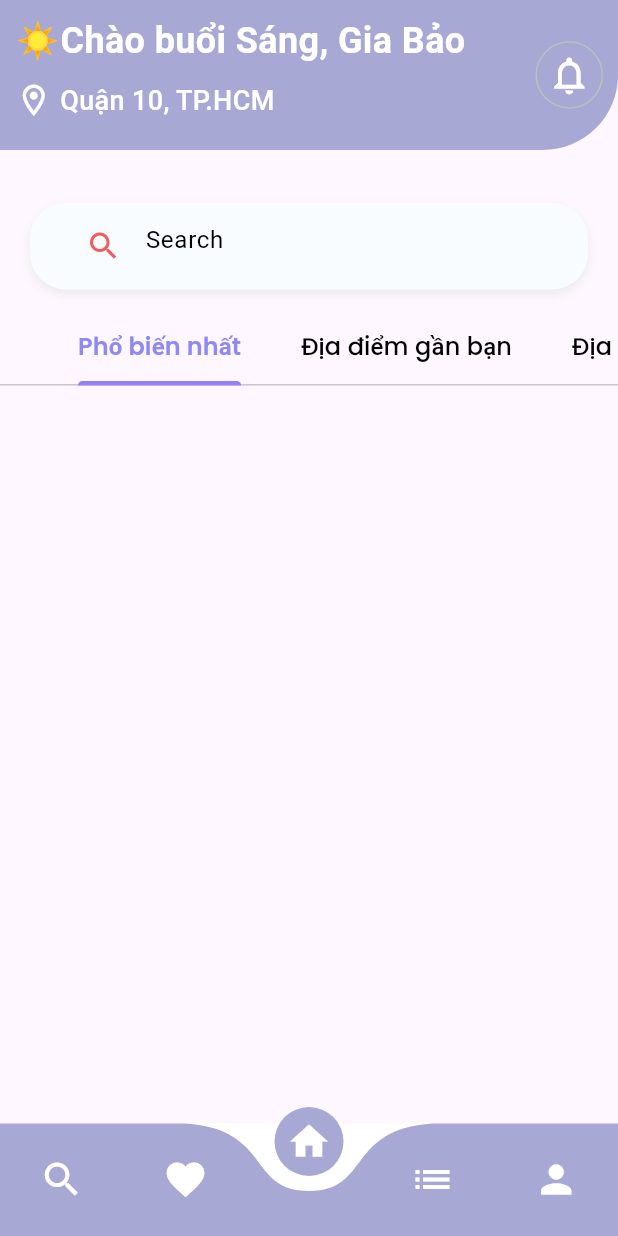
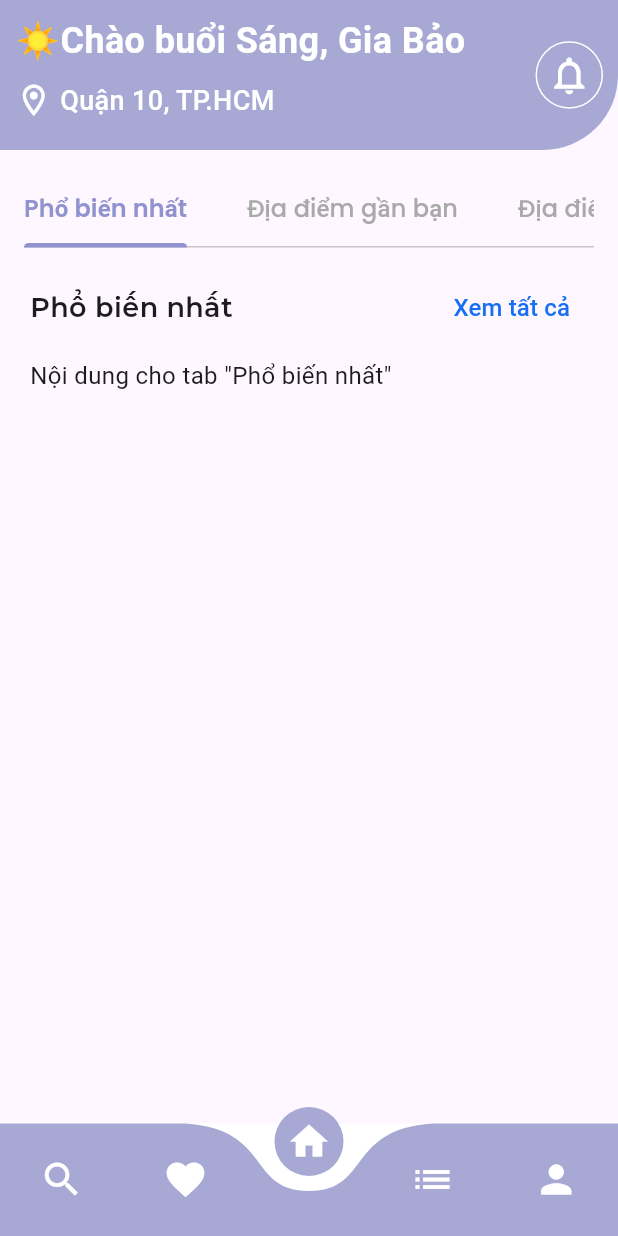
Before and after one commit to giabao1340/Travel_Mate, a Flutter app: the HomeScreen screen opened by its route, on a phone screen of 412 x 824 dp. Run offline on Flutter 3.47's test engine with Material 3 defaults, Android fonts, the light colour scheme and no system bars; drawn by our look-alikes of curved_navigation_bar; our stand-ins replace google_fonts.

Commit message:
Update TabBar

```diff
--- a/flutter_native_splash.yaml
+++ b/flutter_native_splash.yaml
@@ -1,9 +1,9 @@
 flutter_native_splash:
-  color: "#B0A9D4"
+  color: "#ffffff"
   image: assets/logo.png
   branding: assets/branding.png
 
   android_12:
+    color: "#ffffff"
     image: assets/logo.png
-    color: "#B0A9D4"
     branding: assets/branding.png
--- a/lib/auth/login_screen.dart
+++ b/lib/auth/login_screen.dart
@@ -79,7 +79,7 @@ class LoginScreen extends StatelessWidget {
               style: TextStyle(color: Color.fromARGB(255, 0, 0, 0)),
               textAlign: TextAlign.center,
             ),
-            // const SizedBox(height: 5),
+            const SizedBox(height: 10),
             ElevatedButton(
               style: ElevatedButton.styleFrom(
                 backgroundColor: const Color.fromARGB(255, 255, 255, 255),
--- a/lib/home_content_screen.dart
+++ b/lib/home_content_screen.dart
@@ -1,6 +1,5 @@
 import 'package:flutter/material.dart';
 import 'package:google_fonts/google_fonts.dart';
-import 'package:dynamic_tabbar/dynamic_tabbar.dart';
 
 class HomeContentScreen extends StatefulWidget {
   const HomeContentScreen({super.key});
@@ -20,21 +19,11 @@ class _HomeContentScreenState extends State<HomeContentScreen>
     'Địa điểm yêu thích',
   ];
   var userName = 'Gia Bảo';
-  List<TabData> tabs = [];
-
+  var userLocation = 'Quận 10, TP.HCM';
   @override
   void initState() {
     super.initState();
     _tabController = TabController(length: category.length, vsync: this);
-    for (int i = 0; i < category.length; i++) {
-      tabs.add(
-        TabData(
-          index: i,
-          title: Tab(child: Text(category[i])),
-          content: Center(child: Text('Content for ${category[i]}')),
-        ),
-      );
-    }
   }
 
   @override
@@ -49,6 +38,7 @@ class _HomeContentScreenState extends State<HomeContentScreen>
       child: Scaffold(
         body: Column(
           children: [
+            // Header cố định
             Container(
               alignment: Alignment.topCenter,
               decoration: BoxDecoration(
@@ -60,7 +50,6 @@ class _HomeContentScreenState extends State<HomeContentScreen>
               padding: EdgeInsets.all(10),
               width: double.infinity,
               height: 100,
-
               child: Row(
                 mainAxisAlignment: MainAxisAlignment.spaceBetween,
                 crossAxisAlignment: CrossAxisAlignment.center,
@@ -86,7 +75,7 @@ class _HomeContentScreenState extends State<HomeContentScreen>
                           ),
                           SizedBox(width: 5),
                           Text(
-                            "Quận 10, TP.HCM",
+                            userLocation,
                             style: TextStyle(
                               fontSize: 18,
                               fontWeight: FontWeight.w500,
@@ -103,7 +92,7 @@ class _HomeContentScreenState extends State<HomeContentScreen>
                     decoration: BoxDecoration(
                       borderRadius: BorderRadius.circular(50),
                       border: Border.all(
-                        color: const Color.fromARGB(255, 190, 190, 190),
+                        color: const Color.fromARGB(255, 255, 255, 255),
                         width: 1,
                       ),
                     ),
@@ -116,57 +105,20 @@ class _HomeContentScreenState extends State<HomeContentScreen>
                 ],
               ),
             ),
-            SizedBox(height: 20),
+
+            // TabBar
             Padding(
-              padding: const EdgeInsets.symmetric(
-                vertical: 15.0,
-                horizontal: 20,
-              ),
-              child: Container(
-                padding: EdgeInsets.symmetric(vertical: 5, horizontal: 25),
-                decoration: BoxDecoration(
-                  color: const Color.fromARGB(255, 249, 252, 255),
-                  // border: Border.all(
-                  //   color: const Color.fromARGB(255, 209, 209, 209),
-                  //   width: 1,
-                  // ),
-                  boxShadow: const [
-                    BoxShadow(
-                      color: Color.fromARGB(255, 234, 234, 234),
-                      blurRadius: 5,
-                      offset: Offset(0, 3),
-                    ),
-                  ],
-                  borderRadius: BorderRadius.circular(24),
-                ),
-                child: TextField(
-                  decoration: InputDecoration(
-                    border: InputBorder.none,
-                    hintText: 'Search',
-                    hintStyle: TextStyle(
-                      color: const Color.fromARGB(255, 0, 0, 0),
-                      fontSize: 16,
-                    ),
-                    prefixIcon: Icon(
-                      Icons.search,
-                      color: const Color(0xFFF65959),
-                    ),
-                  ),
-                ),
-              ),
-            ),
-            Align(
-              alignment: Alignment.centerLeft,
+              padding: const EdgeInsets.all(16),
               child: TabBar(
+                tabAlignment: TabAlignment.center,
                 controller: _tabController,
                 isScrollable: true,
-                labelColor: const Color.fromARGB(255, 141, 137, 245),
-                unselectedLabelColor: Colors.black,
-                indicatorColor: const Color.fromARGB(255, 146, 128, 244),
+                labelColor: Color.fromARGB(255, 144, 147, 205),
+                unselectedLabelColor: const Color.fromARGB(255, 169, 169, 169),
+                indicatorColor: Color.fromARGB(255, 144, 147, 205),
                 indicatorWeight: 3,
-                padding: EdgeInsets.zero, // Không thêm padding ngoài
+                padding: EdgeInsets.zero,
                 labelPadding: EdgeInsets.only(left: 0, right: 40),
-                // indicatorPadding: EdgeInsets.only(left: 0, right: 40),
                 labelStyle: GoogleFonts.poppins(
                   fontSize: 16,
                   fontWeight: FontWeight.w600,
@@ -181,36 +133,60 @@ class _HomeContentScreenState extends State<HomeContentScreen>
                 ],
               ),
             ),
+
+            // TabBarView
+            Expanded(
+              child: TabBarView(
+                controller: _tabController,
+                children: [
+                  for (int i = 0; i < category.length; i++)
+                    buildTabContent(category[i]),
+                ],
+              ),
+            ),
           ],
         ),
-        // bottomNavigationBar: CurvedNavigationBar(
-        //   backgroundColor: Colors.white,
-        //   color: Color.fromARGB(255, 167, 169, 212),
-        //   index: 2,
-        //   items: [
-        //     Icon(Icons.search, size: 30, color: Colors.white),
-        //     Icon(Icons.favorite, size: 30, color: Colors.white),
-        //     Icon(Icons.home, size: 30, color: Colors.white),
-        //     Icon(Icons.list, size: 30, color: Colors.white),
-        //     Icon(Icons.person, size: 30, color: Colors.white),
-        //   ],
+      ),
+    );
+  }
 
-        //   onTap: (index) {
-        //     // Handle navigation based on the index
-        //     if (index == 1) {
-        //       Navigator.pushNamed(context, '/favoritescreen');
-        //     }
-        //     // else if (index == 1) {
-        //     //   Navigator.pushNamed(context, '/home');
-        //     // } else if (index == 2) {
-        //     //   Navigator.pushNamed(context, '/introscreen');
-        //     // } else if (index == 3) {
-        //     //   Navigator.pushNamed(context, '/register');
-        //     // } else if (index == 4) {
-        //     //   Navigator.pushNamed(context, '/login');
-        //     // }
-        //   },
-        // ),
+  Widget buildTabContent(String title) {
+    return Padding(
+      padding: const EdgeInsets.symmetric(horizontal: 20),
+      child: SingleChildScrollView(
+        child: Column(
+          crossAxisAlignment: CrossAxisAlignment.start,
+          children: [
+            Row(
+              mainAxisAlignment: MainAxisAlignment.spaceBetween,
+              children: [
+                Text(
+                  title,
+                  style: GoogleFonts.montserrat(
+                    fontSize: 18,
+                    fontWeight: FontWeight.w600,
+                  ),
+                ),
+                TextButton(
+                  onPressed: () {},
+                  child: const Text(
+                    'Xem tất cả',
+                    style: TextStyle(
+                      fontSize: 16,
+                      fontWeight: FontWeight.w500,
+                      color: Color(0xFF176FF2),
+                    ),
+                  ),
+                ),
+              ],
+            ),
+            const SizedBox(height: 10),
+            Text(
+              'Nội dung cho tab "$title"',
+              style: const TextStyle(fontSize: 16),
+            ),
+          ],
+        ),
       ),
     );
   }
--- a/lib/main.dart
+++ b/lib/main.dart
@@ -49,7 +49,7 @@ class HomeScreen extends StatefulWidget {
 class _HomeScreenState extends State<HomeScreen> {
   int myIndex = 2; // Mặc định là Home
 
-  final List<Widget> screens = [
+  final List<Widget> screens = const [
     SearchScreen(),
     FavoriteScreen(),
     HomeContentScreen(),
@@ -64,7 +64,7 @@ class _HomeScreenState extends State<HomeScreen> {
       bottomNavigationBar: CurvedNavigationBar(
         index: myIndex,
         backgroundColor: Colors.white,
-        color: Color.fromARGB(255, 167, 169, 212),
+        color: const Color.fromARGB(255, 167, 169, 212),
         items: const <Widget>[
           Icon(Icons.search, size: 30, color: Colors.white),
           Icon(Icons.favorite, size: 30, color: Colors.white),
--- a/pubspec.yaml
+++ b/pubspec.yaml
@@ -25,4 +25,3 @@ flutter:
 
   assets:
     - assets/
-    - assets/background_img.png
```
Also changed, not shown: assets/background.png (renamed from assets/background_img.png), assets/branding.png, assets/logo.png, 26 other files.
